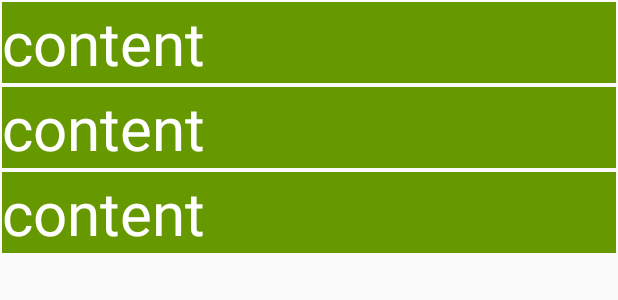
After one commit to YinZiHao1994/YinAdapter, an Android app: the layout activity_side_menu.xml on its own in the app's theme, with its tools: preview values and no code run, on a phone screen of 412 x 824 dp. The commit adds this screen. Shown: the top 300 px of the screen. Run offline under Robolectric (Android 15) with nearby library versions, the phone set to English and light mode, and no system bars.

Commit message:
新增横划菜单布局

```diff
--- a/sample/src/main/AndroidManifest.xml
+++ b/sample/src/main/AndroidManifest.xml
@@ -19,6 +19,7 @@
         <activity android:name=".DifferentViewTypeActivity" />
         <activity android:name=".SameViewTypeActivity"/>
         <activity android:name=".LoadMoreActivity"/>
+        <activity android:name=".SideMenuActivity"/>
     </application>
 
 </manifest>
--- a/sample/src/main/res/layout/activity_main.xml
+++ b/sample/src/main/res/layout/activity_main.xml
@@ -25,4 +25,10 @@
         android:layout_height="wrap_content"
         android:text="带加载更多的 adapter" />
 
+    <Button
+        android:id="@+id/btn_side_menu"
+        android:layout_width="match_parent"
+        android:layout_height="wrap_content"
+        android:text="横划菜单" />
+
 </LinearLayout>
--- /dev/null
+++ b/sample/src/main/res/layout/activity_side_menu.xml
@@ -0,0 +1,14 @@
+<?xml version="1.0" encoding="utf-8"?>
+<LinearLayout xmlns:android="http://schemas.android.com/apk/res/android"
+    xmlns:tools="http://schemas.android.com/tools"
+    android:layout_width="match_parent"
+    android:layout_height="match_parent"
+    android:orientation="vertical">
+
+    <android.support.v7.widget.RecyclerView
+        android:id="@+id/recycler_side_menu"
+        android:layout_width="match_parent"
+        android:layout_height="match_parent"
+        tools:listitem="@layout/side_menu_item" />
+
+</LinearLayout>
--- /dev/null
+++ b/sample/src/main/res/layout/side_menu_item.xml
@@ -0,0 +1,25 @@
+<?xml version="1.0" encoding="utf-8"?>
+<yin.source.com.yinadapter.SideMenuLayout xmlns:android="http://schemas.android.com/apk/res/android"
+    xmlns:app="http://schemas.android.com/apk/res-auto"
+    android:layout_width="match_parent"
+    android:layout_height="wrap_content"
+    android:layout_margin="1dp"
+    android:background="@android:color/holo_green_dark"
+    app:menu_trigger="0.1">
+
+    <TextView
+        android:id="@+id/tv_content"
+        android:layout_width="match_parent"
+        android:layout_height="wrap_content"
+        android:text="content"
+        android:textColor="@android:color/white"
+        android:textSize="40sp" />
+
+    <TextView
+        android:layout_width="wrap_content"
+        android:layout_height="wrap_content"
+        android:background="@color/colorPrimary"
+        android:text="menu"
+        android:textSize="40sp" />
+
+</yin.source.com.yinadapter.SideMenuLayout>
--- /dev/null
+++ b/yinadapter/src/main/java/yin/source/com/yinadapter/SideMenuLayout.java
@@ -0,0 +1,204 @@
+package yin.source.com.yinadapter;
+
+import android.content.Context;
+import android.content.res.TypedArray;
+import android.support.v4.view.ViewCompat;
+import android.support.v4.widget.ViewDragHelper;
+import android.util.AttributeSet;
+import android.view.MotionEvent;
+import android.view.View;
+import android.widget.FrameLayout;
+
+/**
+ * Created by yin on 2017/12/4.
+ */
+
+public class SideMenuLayout extends FrameLayout {
+
+    private ViewDragHelper viewDragHelper;
+    private int menuStartLeft;
+    private int menuWidth;
+    private OnMenuClickListener onMenuClickListener;
+
+    //触发菜单打开的比例，比如当用户划开菜单总长度的0.3之后松手菜单自动继续打开
+    private float menuTrigger = 0.3f;
+
+    //内容
+    private View contentView;
+    //菜单
+    private View menu;
+
+    private MenuState menuState = MenuState.close;
+
+    public enum MenuState {
+        open, close;
+    }
+
+    public SideMenuLayout(Context context) {
+        this(context, null);
+    }
+
+    public SideMenuLayout(Context context, AttributeSet attrs) {
+        this(context, attrs, 0);
+    }
+
+    public SideMenuLayout(final Context context, AttributeSet attrs, int defStyleAttr) {
+        super(context, attrs, defStyleAttr);
+
+        TypedArray a = context.getTheme().obtainStyledAttributes(attrs, R.styleable.SideMenuLayout,
+                defStyleAttr, 0);
+        int n = a.getIndexCount();
+        for (int i = 0; i < n; i++) {
+            int attr = a.getIndex(i);
+            if (attr == R.styleable.SideMenuLayout_menu_trigger) {
+                float aFloat = a.getFloat(attr, -1);
+                if (aFloat != -1 && aFloat > 0) {
+                    menuTrigger = aFloat;
+                }
+            }
+        }
+        a.recycle();
+
+        viewDragHelper = ViewDragHelper.create(this, new ViewDragHelper.Callback() {
+            @Override
+            public boolean tryCaptureView(View child, int pointerId) {
+                return true;
+            }
+
+            @Override
+            public int clampViewPositionHorizontal(View child, int left, int dx) {
+//                Log.d("yzh", "left = " + left + "\ndx = " + dx);
+                if (left > 0) {
+                    return 0;
+                } else if (left < -menuWidth) {
+                    return -menuWidth;
+                }
+                return left;
+            }
+
+            @Override
+            public int clampViewPositionVertical(View child, int top, int dy) {
+                return super.clampViewPositionVertical(child, top, dy);
+            }
+
+            @Override
+            public void onViewPositionChanged(View changedView, int left, int top, int dx, int dy) {
+                super.onViewPositionChanged(changedView, left, top, dx, dy);
+                if (changedView == contentView) {
+                    menu.offsetLeftAndRight(dx);
+                }
+                invalidate();
+            }
+
+            @Override
+            public void onViewReleased(View releasedChild, float xvel, float yvel) {
+                super.onViewReleased(releasedChild, xvel, yvel);
+//                Log.d("yzh", "xvel = " + xvel + "\nview.getLeft() = " + menu.getLeft() + "\nmenuStartLeft = " + menuStartLeft);
+                if (xvel < 0) {
+                    open();
+                } else if (xvel > 0) {
+                    close();
+                } else if (menuState == MenuState.close && menuStartLeft - menu.getLeft() > menu.getMeasuredWidth() * menuTrigger) {
+                    open();
+                } else {
+                    close();
+                }
+            }
+        });
+    }
+
+    private void close() {
+        if (viewDragHelper.smoothSlideViewTo(contentView, 0, 0)) {
+            ViewCompat.postInvalidateOnAnimation(this);
+        }
+        if (menuState == MenuState.open) {
+            menuState = MenuState.close;
+        }
+    }
+
+    private void open() {
+        if (viewDragHelper.smoothSlideViewTo(contentView, 0 - menuWidth, 0)) {
+            ViewCompat.postInvalidateOnAnimation(this);
+        }
+        if (menuState == MenuState.close) {
+            menuState = MenuState.open;
+        }
+    }
+
+    @Override
+    public void computeScroll() {
+        super.computeScroll();
+        // 开始执行动画
+        if (viewDragHelper.continueSettling(true)) {
+            ViewCompat.postInvalidateOnAnimation(this);
+        }
+    }
+
+    @Override
+    public boolean onInterceptTouchEvent(MotionEvent ev) {
+//        return super.onInterceptTouchEvent(ev);
+        return viewDragHelper.shouldInterceptTouchEvent(ev);
+    }
+
+    @Override
+    public boolean onTouchEvent(MotionEvent event) {
+        viewDragHelper.processTouchEvent(event);
+        return true;
+    }
+
+    @Override
+    protected void onFinishInflate() {
+        super.onFinishInflate();
+        int childCount = getChildCount();
+
+        if (childCount > 0) {
+            contentView = getChildAt(0);
+        }
+        if (childCount > 1) {
+            menu = getChildAt(1);
+            menu.setOnClickListener(new OnClickListener() {
+                @Override
+                public void onClick(View v) {
+                    if (onMenuClickListener != null) {
+                        onMenuClickListener.onMenuClickListener();
+                    }
+                }
+            });
+        }
+    }
+
+
+    @Override
+    protected void onLayout(boolean changed, int left, int top, int right, int bottom) {
+        super.onLayout(changed, left, top, right, bottom);
+//        Log.d("yzh", "left = " + left + "\ttop = " + top + "\tright = " + right + "\tbottom = " + bottom);
+        if (contentView != null) {
+            menuStartLeft = contentView.getMeasuredWidth();
+        }
+        if (menu != null) {
+            menuWidth = menu.getMeasuredWidth();
+            menu.layout(menuStartLeft, 0, menuStartLeft + menuWidth, menu.getBottom());
+        }
+
+    }
+
+    public void setOnMenuClickListener(OnMenuClickListener onMenuClickListener) {
+        this.onMenuClickListener = onMenuClickListener;
+    }
+
+    public interface OnMenuClickListener {
+        void onMenuClickListener();
+    }
+
+    public void openMenu() {
+        if (menuState == MenuState.close) {
+            open();
+        }
+    }
+
+    public void closeMenu() {
+        if (menuState == MenuState.open) {
+            close();
+        }
+    }
+}
```
Also changed, not shown: build.gradle (+2 -9 lines), sample/src/main/java/yin/source/com/yinadaptersample/MainActivity.java (+7 -0 lines), sample/src/main/java/yin/source/com/yinadaptersample/SideMenuActivity.java (added, +59 -0 lines), yinadapter/build.gradle (+8 -3 lines), yinadapter/src/main/res/values/attrs.xml (added, +16 -0 lines).
